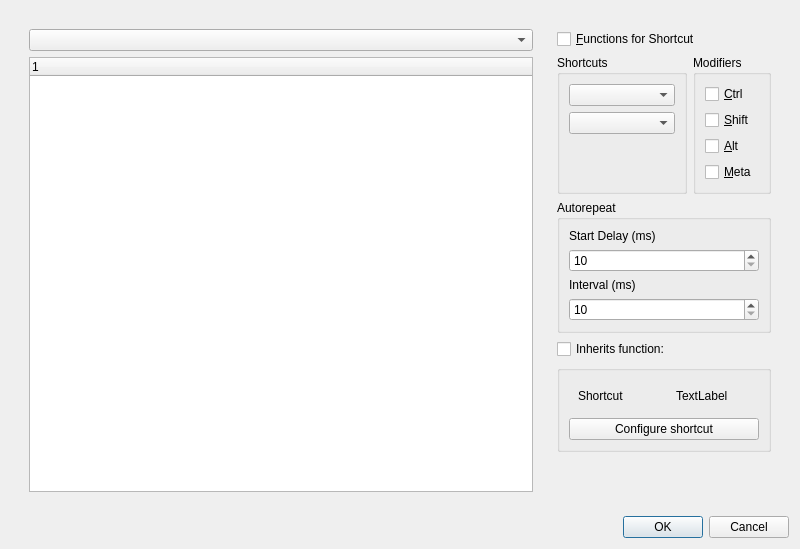
Above: src/traverso/ui/ShortcutEditorDialog.ui from ErwanLegrand/Traverso-DAW before the change. Below: the same form after it.
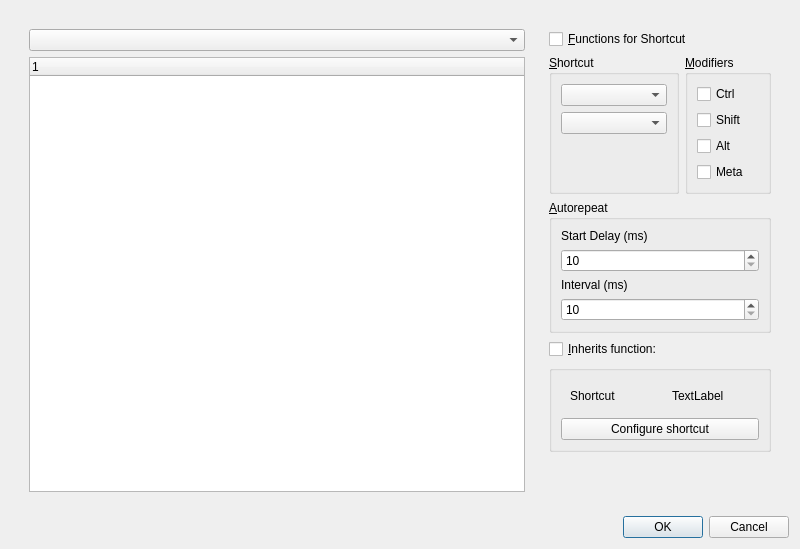
That is the form after the change.

What changed in the file:
```diff
--- a/src/traverso/ui/ShortcutEditorDialog.ui
+++ b/src/traverso/ui/ShortcutEditorDialog.ui
@@ -68,7 +68,7 @@
               </size>
              </property>
              <property name="title">
-              <string>Shortcuts</string>
+              <string>&amp;Shortcut</string>
              </property>
              <layout class="QVBoxLayout" name="verticalLayout_7">
               <item>
@@ -96,34 +96,34 @@
            <item>
             <widget class="QGroupBox" name="modifiersGroupBox">
              <property name="title">
-              <string>Modifiers</string>
+              <string>&amp;Modifiers</string>
              </property>
              <layout class="QVBoxLayout" name="verticalLayout_6">
               <item>
                <widget class="QCheckBox" name="ctrlCheckBox">
                 <property name="text">
-                 <string>&amp;Ctrl</string>
+                 <string>Ctrl</string>
                 </property>
                </widget>
               </item>
               <item>
                <widget class="QCheckBox" name="shiftCheckBox">
                 <property name="text">
-                 <string>&amp;Shift</string>
+                 <string>Shift</string>
                 </property>
                </widget>
               </item>
               <item>
                <widget class="QCheckBox" name="altCheckBox">
                 <property name="text">
-                 <string>&amp;Alt</string>
+                 <string>Alt</string>
                 </property>
                </widget>
               </item>
               <item>
                <widget class="QCheckBox" name="metaCheckBox">
                 <property name="text">
-                 <string>&amp;Meta</string>
+                 <string>Meta</string>
                 </property>
                </widget>
               </item>
@@ -148,7 +148,7 @@
          <item>
           <widget class="QGroupBox" name="autorepeatGroupBox">
            <property name="title">
-            <string>Autorepeat</string>
+            <string>&amp;Autorepeat</string>
            </property>
            <layout class="QVBoxLayout" name="verticalLayout_5">
             <item>
@@ -191,7 +191,7 @@
          <item>
           <widget class="QCheckBox" name="useBaseFunctionCheckBox">
            <property name="text">
-            <string>Inherits function:</string>
+            <string>&amp;Inherits function:</string>
            </property>
           </widget>
          </item>
```
